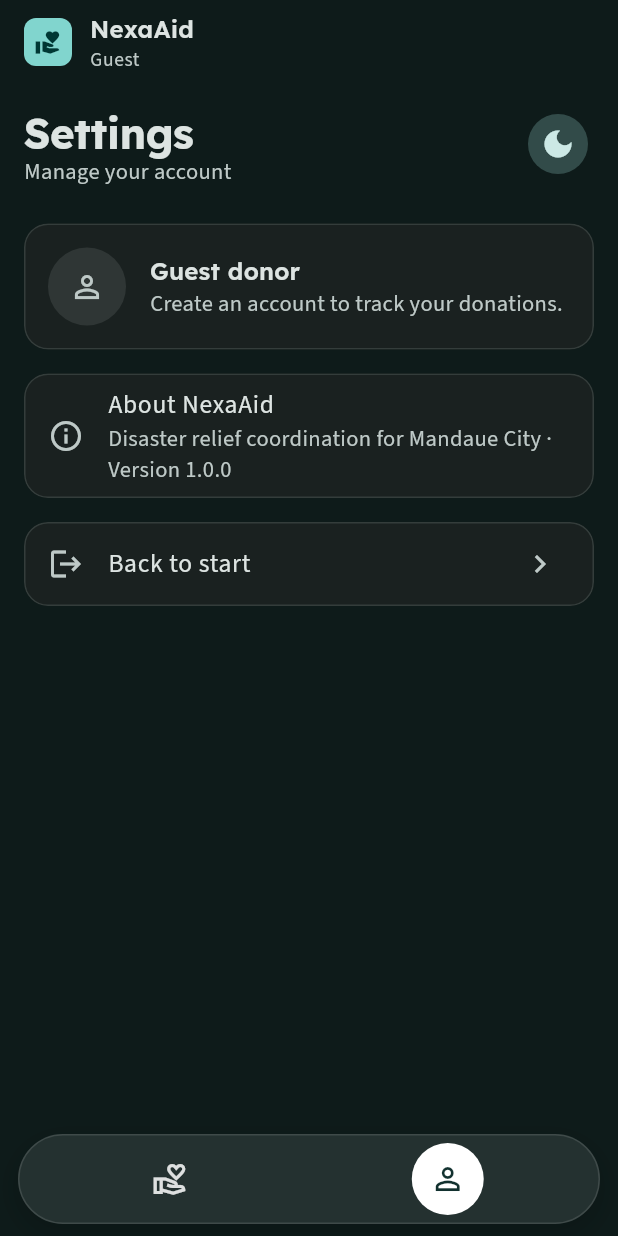
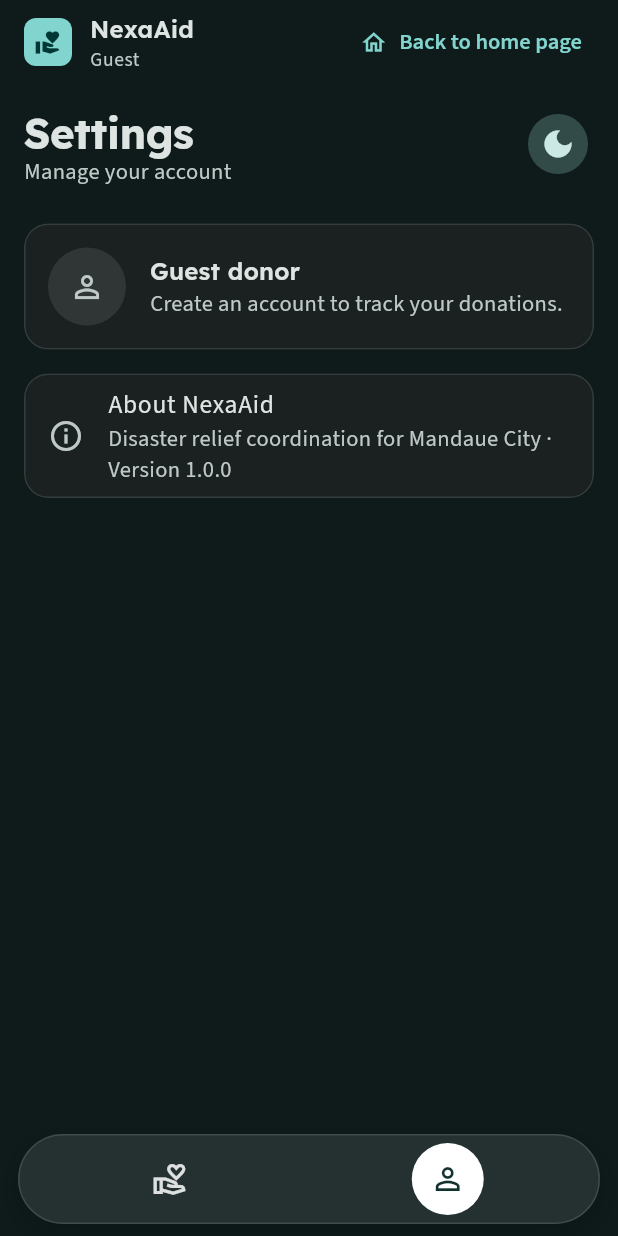
Before and after one commit to EdgeTech-team/nexaaid-capstone-2, a Flutter app: the RoleHome screen opened directly, after a tap on the "person outline" icon, after a tap on the "light mode" icon, on a phone screen of 412 x 824 dp. Run offline on Flutter 3.47's test engine with Material 3 defaults, Android fonts, the phone set to English and light mode, and no system bars; our stand-ins replace file_picker, flutter_map, google_fonts, image_picker, latlong2, shared_preferences; missing offline and left inert: mobile_scanner, pdfrx; accounts and stored records are empty; network calls fail.

Commit message:
Landing nav as plain text links; guest "Back to home page" in the top bar
- Phone header: the section links are plain text (no pill buttons) in
  the row under the logo, fitted to the width, beside the sun/moon
  button; the section in view is primary and underlined.
- Guests leave from the app bar ("Back to home page", top right); the
  "Back to start" row is gone from Settings (Log out stays for accounts).

Co-Authored-By: Claude Opus 5.5 <noreply@anthropic.com>
Claude-Session: https://claude.ai/code/session_011K3t8TPHg6FtJv2UdW6CGd

```diff
--- a/mobile/lib/ui/home.dart
+++ b/mobile/lib/ui/home.dart
@@ -156,7 +156,16 @@ List<_Tab> _tabsFor(String? role) {
 /// Extra buttons in the signed-in app bar.
 /// Mariquit (Sprint 0): add the notification bell here, e.g.
 /// `const NotificationBell()`.
-List<Widget> _shellActions(BuildContext context) => const [];
+List<Widget> _shellActions(BuildContext context) => [
+  // A guest leaves from here, back to the landing page (not Settings).
+  if (!api.loggedIn)
+    TextButton.icon(
+      onPressed: api.logout,
+      style: TextButton.styleFrom(minimumSize: const Size(0, 44)),
+      icon: const Icon(Icons.home_outlined),
+      label: const Text('Back to home page'),
+    ),
+];
 
 /// The app shell: role-based navigation (bottom bar on phones, side rail
 /// on tablets and Chrome) around the role's screens.
--- a/mobile/lib/ui/landing/landing_sections.dart
+++ b/mobile/lib/ui/landing/landing_sections.dart
@@ -278,7 +278,7 @@ class LandingHeader extends StatelessWidget {
                       for (final s in LandingSection.values) ...[
                         if (s.index > 0) const SizedBox(width: 6),
                         Expanded(
-                          flex: s.label.length + 6,
+                          flex: s.label.length + 2,
                           child: _NavPill(
                             label: s.label,
                             selected: current == s,
@@ -357,7 +357,8 @@ class _NavLink extends StatelessWidget {
   }
 }
 
-/// Phone header link: a compact pill (44 px tall touch area).
+/// Phone header link: plain text (no button look), primary and underlined
+/// when its section is in view. The tap area is 44 px tall.
 class _NavPill extends StatelessWidget {
   final String label;
   final bool selected;
@@ -379,34 +380,31 @@ class _NavPill extends StatelessWidget {
       excludeSemantics: true,
       child: InkWell(
         onTap: onTap,
-        borderRadius: BorderRadius.circular(Radii.pill),
+        borderRadius: BorderRadius.circular(Radii.sm),
         child: SizedBox(
           height: 44,
-          child: Center(
-            child: AnimatedContainer(
-              duration: _motion(context),
-              height: 32,
-              padding: const EdgeInsets.symmetric(horizontal: 8),
-              alignment: Alignment.center,
-              decoration: BoxDecoration(
-                color: selected ? cs.primaryContainer : cs.surfaceContainerHigh,
-                borderRadius: BorderRadius.circular(Radii.pill),
-                border: Border.all(
-                  color: selected ? cs.primary : cs.outlineVariant,
-                ),
-              ),
-              child: FittedBox(
+          child: Column(
+            mainAxisAlignment: MainAxisAlignment.center,
+            children: [
+              FittedBox(
                 fit: BoxFit.scaleDown,
                 child: Text(
                   label,
                   maxLines: 1,
-                  style: t.labelMedium?.copyWith(
-                    fontWeight: FontWeight.w700,
-                    color: selected ? cs.onPrimaryContainer : cs.onSurface,
+                  style: t.labelLarge?.copyWith(
+                    fontWeight: selected ? FontWeight.w700 : FontWeight.w500,
+                    color: selected ? cs.primary : cs.onSurface,
                   ),
                 ),
               ),
-            ),
+              AnimatedContainer(
+                duration: _motion(context),
+                margin: const EdgeInsets.only(top: 2),
+                height: 2,
+                width: selected ? 20 : 0,
+                color: cs.primary,
+              ),
+            ],
           ),
         ),
       ),
--- a/mobile/lib/ui/profile_screen.dart
+++ b/mobile/lib/ui/profile_screen.dart
@@ -87,9 +87,7 @@ class _ProfileScreenState extends State<ProfileScreen> {
                     ),
                     Text(
                       'Manage your account',
-                      style: t.bodyMedium?.copyWith(
-                        color: cs.onSurfaceVariant,
-                      ),
+                      style: t.bodyMedium?.copyWith(color: cs.onSurfaceVariant),
                     ),
                   ],
                 ),
@@ -100,10 +98,7 @@ class _ProfileScreenState extends State<ProfileScreen> {
           ),
           Gaps.v24,
           account,
-          if (api.loggedIn) ...[
-            Gaps.v16,
-            const _SecurityCard(),
-          ],
+          if (api.loggedIn) ...[Gaps.v16, const _SecurityCard()],
           Gaps.v16,
           SettingsGroup(
             children: [
@@ -123,17 +118,20 @@ class _ProfileScreenState extends State<ProfileScreen> {
             const SectionHeader('Developer tools'),
             const _DevTools(),
           ],
+          // Guests go back with "Back to home page" at the top right.
+          if (api.loggedIn) ...[
             Gaps.v16,
             SettingsGroup(
               children: [
                 SettingsRow(
                   icon: Icons.logout,
-                title: api.loggedIn ? 'Log out' : 'Back to start',
-                color: api.loggedIn ? cs.error : null,
+                  title: 'Log out',
+                  color: cs.error,
                   onTap: api.logout,
                 ),
               ],
             ),
+          ],
           Gaps.v24,
         ],
       ),
@@ -361,9 +359,7 @@ class ManageAccountScreen extends StatelessWidget {
               backgroundColor: cs.primaryContainer,
               child: Text(
                 _initials(name).isEmpty ? '?' : _initials(name),
-                style: t.headlineMedium?.copyWith(
-                  color: cs.onPrimaryContainer,
-                ),
+                style: t.headlineMedium?.copyWith(color: cs.onPrimaryContainer),
               ),
             ),
           ),
```
Also changed, not shown: 2 other files. Lines whose indentation alone changed are shown as unchanged.
